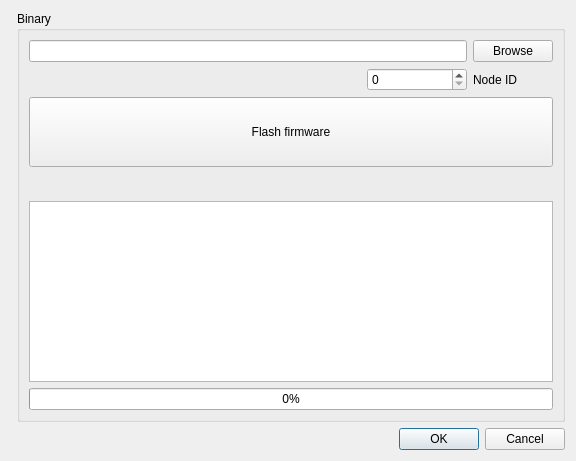
Before: the Qt Designer form uv_can/loadbindialog.ui in usevolt/uv03_can, drawn with Qt 5.
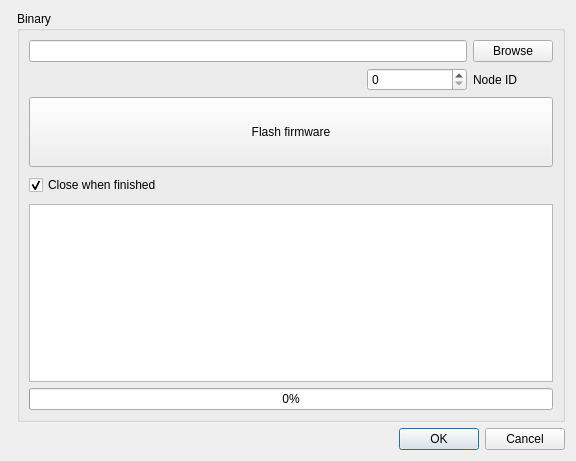
After: the same form once the commit is applied.

```diff
--- a/uv_can/loadbindialog.ui
+++ b/uv_can/loadbindialog.ui
@@ -139,6 +139,16 @@
       <item row="0" column="0" colspan="2">
        <widget class="QLineEdit" name="path"/>
       </item>
+      <item row="3" column="0">
+       <widget class="QCheckBox" name="close">
+        <property name="text">
+         <string>Close when finished</string>
+        </property>
+        <property name="checked">
+         <bool>true</bool>
+        </property>
+       </widget>
+      </item>
      </layout>
     </widget>
    </item>
```
